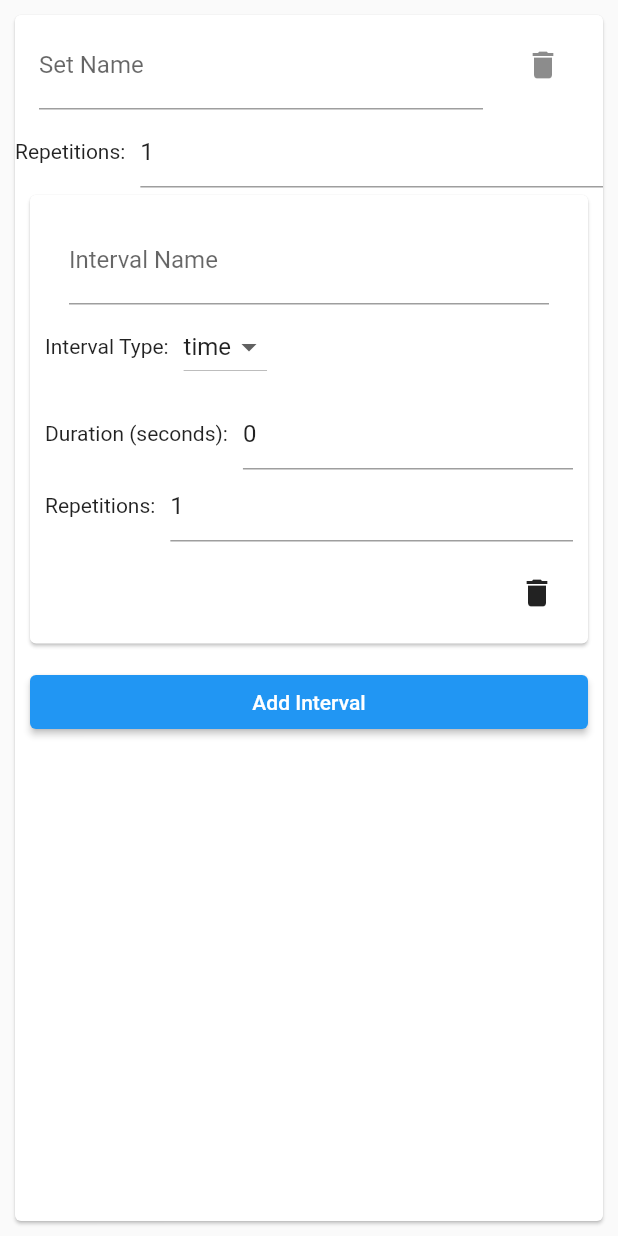
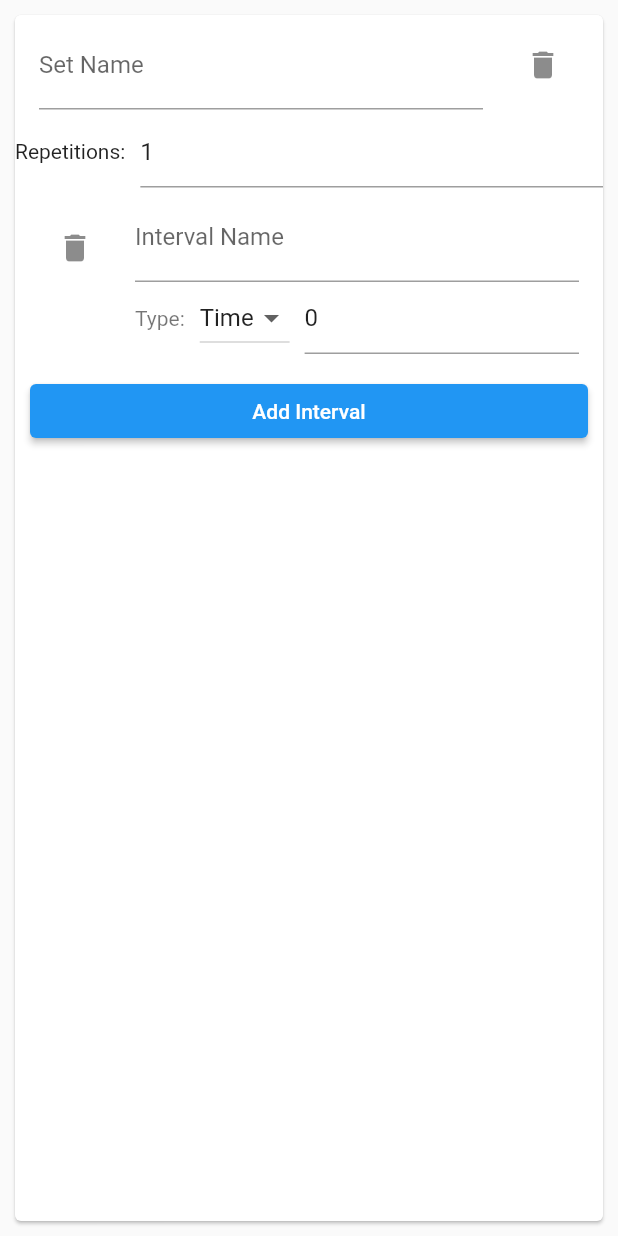
Before and after one commit to iamnotmat/StopIt, a Flutter app: the SetWidget widget shown alone on an empty page, opened directly with empty values, after a tap on "Add Interval", on a phone screen of 412 x 824 dp. Run offline on Flutter 3.47's test engine with Material 2 defaults, Android fonts, the phone set to English and light mode, and no system bars; our stand-ins replace sqflite; missing offline and left inert: porcupine_flutter; accounts and stored records are empty.

```diff
--- a/lib/edit_workout.dart
+++ b/lib/edit_workout.dart
@@ -18,7 +18,7 @@ class MyApp extends StatelessWidget {
   }
 }
 
-List<Set> sets = []; // Initialize the sets list
+List<WorkoutSet> sets = []; // Initialize the sets list
 
 class WorkoutDesignPage extends StatefulWidget {
   Key? workoutKey; // Add the workout index parameter
@@ -37,7 +37,7 @@ class _WorkoutDesignPageState extends State<WorkoutDesignPage> {
     final selectedWorkout =
         workouts.firstWhere((workout) => workout.key == widget.workoutKey);
     // Initialize the sets list with the sets from the selected workout
-    sets = selectedWorkout.sets.cast<Set>();
+    sets = selectedWorkout.sets.cast<WorkoutSet>();
   }
 
   @override
@@ -77,7 +77,7 @@ class _WorkoutDesignPageState extends State<WorkoutDesignPage> {
       floatingActionButton: FloatingActionButton(
         onPressed: () {
           setState(() {
-            sets.add(Set());
+            sets.add(WorkoutSet());
           });
         },
         child: Icon(Icons.add),
@@ -86,14 +86,14 @@ class _WorkoutDesignPageState extends State<WorkoutDesignPage> {
   }
 }
 
-class Set {
+class WorkoutSet {
   String name = '';
   List<Interval> intervals = [];
   int repetitions = 1;
 
-  Set({this.name = '', this.repetitions = 1});
+  WorkoutSet({this.name = '', this.repetitions = 1});
 
-  Set.fromJson(Map<String, dynamic> json)
+  WorkoutSet.fromJson(Map<String, dynamic> json)
       : name = json['name'],
         intervals = (json['intervals'] as List<dynamic>)
             .map((intervalJson) => Interval.fromJson(intervalJson))
@@ -167,7 +167,7 @@ enum IntervalType {
 }
 
 class SetWidget extends StatefulWidget {
-  final Set set;
+  final WorkoutSet set;
   final VoidCallback onDelete;
 
   const SetWidget({Key? key, required this.set, required this.onDelete})
@@ -294,33 +294,29 @@ class IntervalWidget extends StatefulWidget {
 }
 
 class _IntervalWidgetState extends State<IntervalWidget> {
-  IntervalType selectedIntervalType = IntervalType.time;
   TextEditingController _nameController = TextEditingController();
   TextEditingController _durationController = TextEditingController();
   TextEditingController _repsController = TextEditingController();
-  TextEditingController _repetitionsController = TextEditingController();
 
   @override
   void initState() {
     super.initState();
-    selectedIntervalType = widget.interval.type;
     _nameController.text = widget.interval.name;
     _durationController.text = widget.interval.duration.toString();
     _repsController.text = widget.interval.reps.toString();
-    _repetitionsController.text = widget.interval.repetitions.toString();
   }
 
   @override
   Widget build(BuildContext context) {
-    return Card(
-      key: widget.key,
-      margin: EdgeInsets.symmetric(vertical: 5, horizontal: 10),
-      child: Padding(
-        padding: EdgeInsets.all(10),
-        child: Column(
-          crossAxisAlignment: CrossAxisAlignment.stretch,
-          children: [
-            ListTile(
+    return ListTile(
+      leading: IconButton(
+        icon: Icon(Icons.delete),
+        onPressed: () {
+          setState(() {
+            widget.onDelete();
+          });
+        },
+      ),
       title: TextFormField(
         controller: _nameController,
         onChanged: (value) {
@@ -332,99 +328,44 @@ class _IntervalWidgetState extends State<IntervalWidget> {
           labelText: 'Interval Name',
         ),
       ),
-            ),
-            Row(
+      subtitle: Row(
         children: [
-                Text('Interval Type:'),
+          Text('Type:'),
           SizedBox(width: 10),
           DropdownButton<IntervalType>(
-                  value: selectedIntervalType,
-                  onChanged: (IntervalType? newValue) {
+            value: widget.interval.type,
+            onChanged: (value) {
               setState(() {
-                      selectedIntervalType = newValue!;
-                      widget.interval.type = newValue;
+                widget.interval.type = value!;
               });
             },
-                  items: IntervalType.values.map((IntervalType type) {
-                    return DropdownMenuItem<IntervalType>(
+            items: IntervalType.values
+                .map((type) => DropdownMenuItem(
                       value: type,
-                      child: Text(type.toString().split('.').last),
-                    );
-                  }).toList(),
+                      child: Text(type == IntervalType.time ? 'Time' : 'Reps'),
+                    ))
+                .toList(),
           ),
-              ],
-            ),
-            SizedBox(height: 10),
-            if (selectedIntervalType == IntervalType.time)
-              Row(
-                children: [
-                  Text('Duration (seconds):'),
           SizedBox(width: 10),
           Expanded(
             child: TextFormField(
-                      controller: _durationController,
+              controller: widget.interval.type == IntervalType.time
+                  ? _durationController
+                  : _repsController,
               keyboardType: TextInputType.number,
               onChanged: (value) {
                 setState(() {
+                  if (widget.interval.type == IntervalType.time) {
                     widget.interval.duration = int.tryParse(value) ?? 0;
+                  } else {
+                    widget.interval.reps = int.tryParse(value) ?? 0;
+                  }
                 });
               },
             ),
           ),
         ],
       ),
-            if (selectedIntervalType == IntervalType.reps)
-              Row(
-                children: [
-                  Text('Reps:'),
-                  SizedBox(width: 10),
-                  Expanded(
-                    child: TextFormField(
-                      controller: _repsController,
-                      keyboardType: TextInputType.number,
-                      onChanged: (value) {
-                        setState(() {
-                          widget.interval.reps = int.tryParse(value) ?? 0;
-                        });
-                      },
-                    ),
-                  ),
-                ],
-              ),
-            Row(
-              children: [
-                Text('Repetitions:'),
-                SizedBox(width: 10),
-                Expanded(
-                  child: TextFormField(
-                    controller: _repetitionsController,
-                    keyboardType: TextInputType.number,
-                    onChanged: (value) {
-                      setState(() {
-                        widget.interval.repetitions = int.tryParse(value) ?? 1;
-                      });
-                    },
-                  ),
-                ),
-              ],
-            ),
-            SizedBox(height: 10),
-            Row(
-              mainAxisAlignment: MainAxisAlignment.end,
-              children: [
-                IconButton(
-                  icon: Icon(Icons.delete),
-                  onPressed: () {
-                    setState(() {
-                      widget.onDelete();
-                    });
-                  },
-                ),
-              ],
-            ),
-          ],
-        ),
-      ),
     );
   }
 }
--- a/lib/main.dart
+++ b/lib/main.dart
@@ -141,7 +141,7 @@ class Workout extends StatefulWidget {
 
   final int index;
   final String name;
-  List<Set> sets = [];
+  List<WorkoutSet> sets = [];
   final Function(Workout) removeWorkout;
 
   @override
```
Lines whose indentation alone changed are shown as unchanged.
